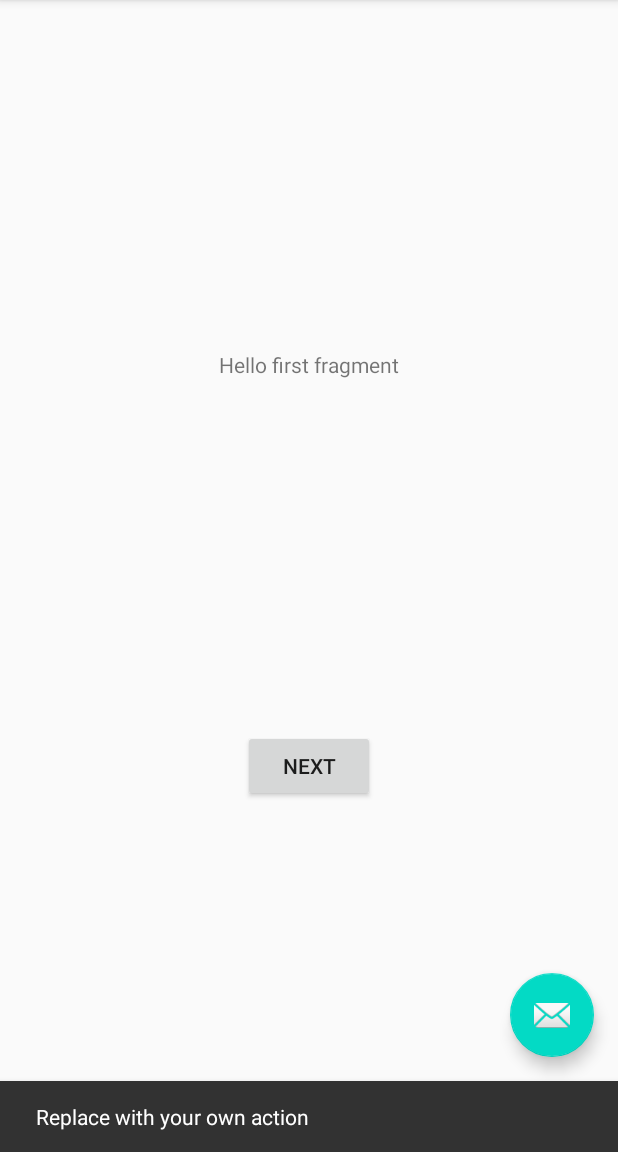
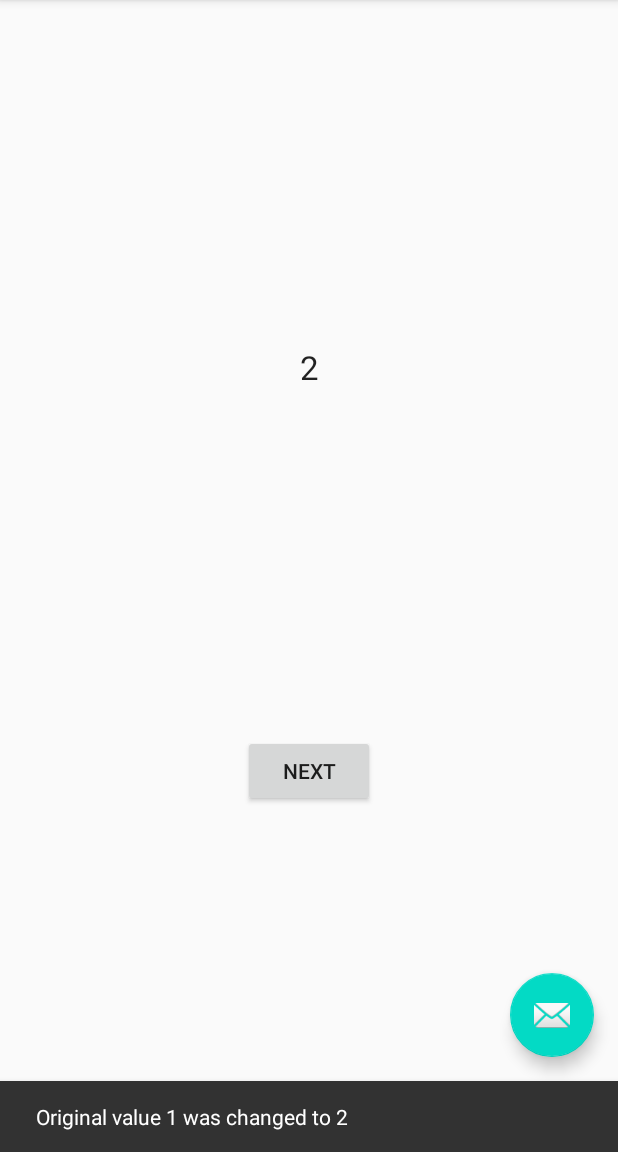
Before and after one commit to BenRoss92/Luncher, an Android app: the screen it shows after launch (MainActivity), after a tap on an icon or button, on a phone screen of 412 x 824 dp, the part 84-1236 px from its top. Run offline under Robolectric (Android 15) with nearby library versions, the phone set to English and light mode, and no system bars.

Commit message:
Click button to double a number indefinitely

```diff
--- a/app/src/main/java/com/example/luncher/MainActivity.kt
+++ b/app/src/main/java/com/example/luncher/MainActivity.kt
@@ -17,8 +17,13 @@ class MainActivity : AppCompatActivity() {
         setSupportActionBar(toolbar)
 
         fab.setOnClickListener { view ->
-            Snackbar.make(view, "Replace with your own action", Snackbar.LENGTH_LONG)
-                .setAction("Action", null).show()
+            val originalValue = textDisplayedValue.text.toString().toInt()
+            val newValue = originalValue * 2
+            textDisplayedValue.text = newValue.toString()
+            Snackbar
+                .make(view, "Original value $originalValue was changed to $newValue",
+                    Snackbar.LENGTH_LONG)
+                .show()
         }
     }
 
--- a/app/src/main/res/layout/fragment_first.xml
+++ b/app/src/main/res/layout/fragment_first.xml
@@ -7,10 +7,11 @@
     tools:context=".FirstFragment">
 
     <TextView
-        android:id="@+id/textview_first"
+        android:id="@+id/textDisplayedValue"
         android:layout_width="wrap_content"
         android:layout_height="wrap_content"
-        android:text="@string/hello_first_fragment"
+        android:text="@string/counter"
+        android:textAppearance="@style/TextAppearance.AppCompat.Large"
         app:layout_constraintBottom_toTopOf="@id/button_first"
         app:layout_constraintEnd_toEndOf="parent"
         app:layout_constraintStart_toStartOf="parent"
@@ -24,5 +25,5 @@
         app:layout_constraintBottom_toBottomOf="parent"
         app:layout_constraintEnd_toEndOf="parent"
         app:layout_constraintStart_toStartOf="parent"
-        app:layout_constraintTop_toBottomOf="@id/textview_first" />
+        app:layout_constraintTop_toBottomOf="@id/textDisplayedValue" />
 </androidx.constraintlayout.widget.ConstraintLayout>
--- a/app/src/main/res/values/strings.xml
+++ b/app/src/main/res/values/strings.xml
@@ -9,4 +9,5 @@
 
     <string name="hello_first_fragment">Hello first fragment</string>
     <string name="hello_second_fragment">Hello second fragment. Arg: %1$s</string>
+    <string name="counter">1</string>
 </resources>
```
